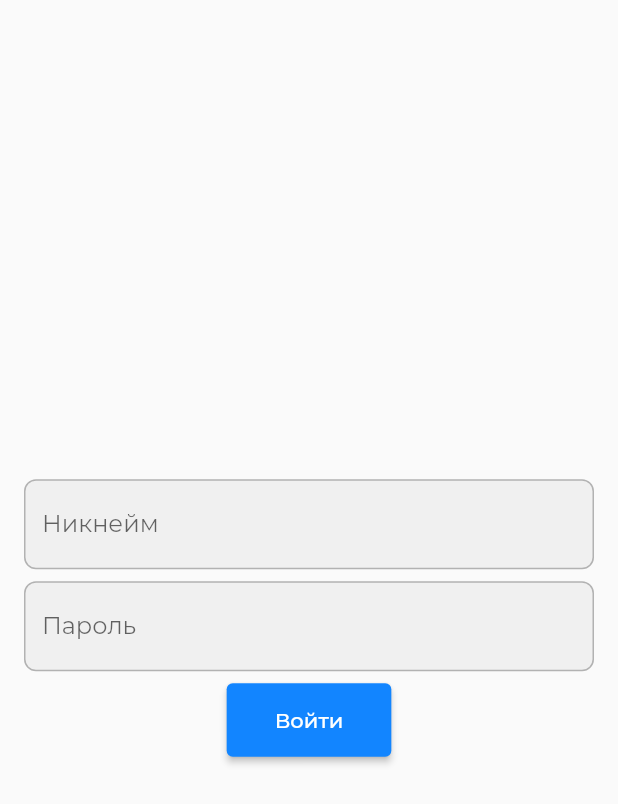
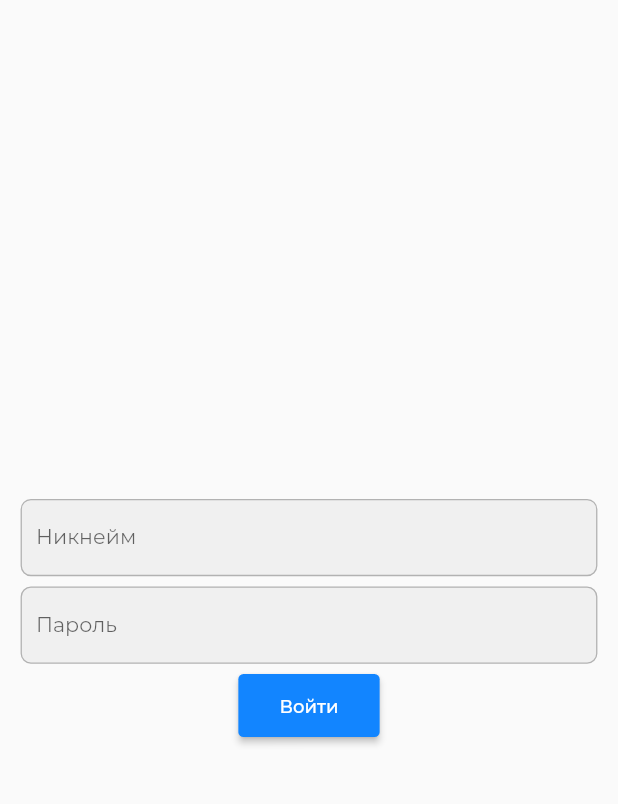
Before and after one commit to fdl-mc/fdl-mobile, a Flutter app: the screen it shows after launch, on a phone screen of 412 x 824 dp. Shown: the top 804 px of the screen. Run offline on Flutter 3.47's test engine with Material 2 defaults, Android fonts, the light colour scheme and no system bars; our stand-ins replace cloud_firestore, firebase_auth, firebase_core, get, responsive_framework; accounts and stored records are empty.

Commit message:
well um....just added some reponsive ui stuff

```diff
--- a/lib/controller/bindings/initial_binding.dart
+++ b/lib/controller/bindings/initial_binding.dart
@@ -8,6 +8,6 @@ class InitialBinding extends Bindings {
   void dependencies() {
     Get.put<UserProvider>(UserProvider(), permanent: true);
     Get.put<AuthController>(AuthController(), permanent: true);
-    Get.put<UserController>(UserController());
+    // Get.put<UserController>(UserController());
   }
 }
--- a/lib/controller/bindings/user_binding.dart
+++ b/lib/controller/bindings/user_binding.dart
@@ -6,7 +6,7 @@ import 'package:get/get.dart';
 class UserBinding extends Bindings {
   @override
   void dependencies() {
-    // Get.put<UserController>(UserController());
+    Get.put<UserController>(UserController());
     Get.put<PaymentController>(PaymentController());
     Get.put<PasswordChangeController>(PasswordChangeController());
   }
--- a/lib/main.dart
+++ b/lib/main.dart
@@ -4,6 +4,7 @@ import 'package:flutter/services.dart';
 import 'package:freedomland/controller/bindings/initial_binding.dart';
 import 'package:freedomland/ui/splash_screen.dart';
 import 'package:get/get.dart';
+import 'package:responsive_framework/responsive_framework.dart';
 
 import 'constants/pallettes.dart';
 
@@ -24,6 +25,22 @@ class App extends StatelessWidget {
   @override
   Widget build(BuildContext context) {
     return GetMaterialApp(
+      builder: (context, widget) {
+        return ResponsiveWrapper.builder(
+          widget,
+          // maxWidth: 1200,
+          minWidth: 480,
+          defaultScale: true,
+          breakpoints: [
+            ResponsiveBreakpoint.resize(600, name: MOBILE),
+            ResponsiveBreakpoint.autoScale(1000, name: TABLET),
+            ResponsiveBreakpoint.resize(1280, name: DESKTOP),
+          ],
+          background: Container(
+            color: Color(0xFFF5F5F5),
+          ),
+        );
+      },
       defaultTransition: Transition.cupertino,
       initialBinding: InitialBinding(),
       theme: ThemeData(
--- a/pubspec.yaml
+++ b/pubspec.yaml
@@ -20,6 +20,7 @@ dependencies:
     firebase_auth: ^2.0.0
     gradient_widgets: ^0.6.0
     flutter_launcher_icons: ^0.9.0
+    responsive_framework: ^0.1.4
 
 dev_dependencies:
     flutter_test:
```
Also changed, not shown: pubspec.lock.
